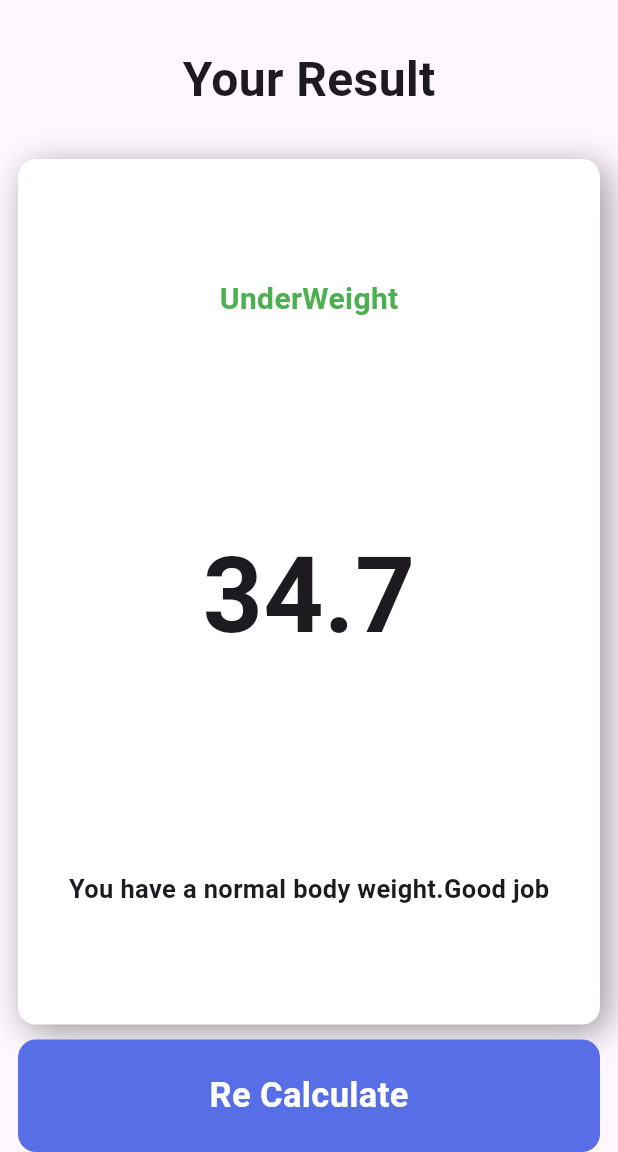
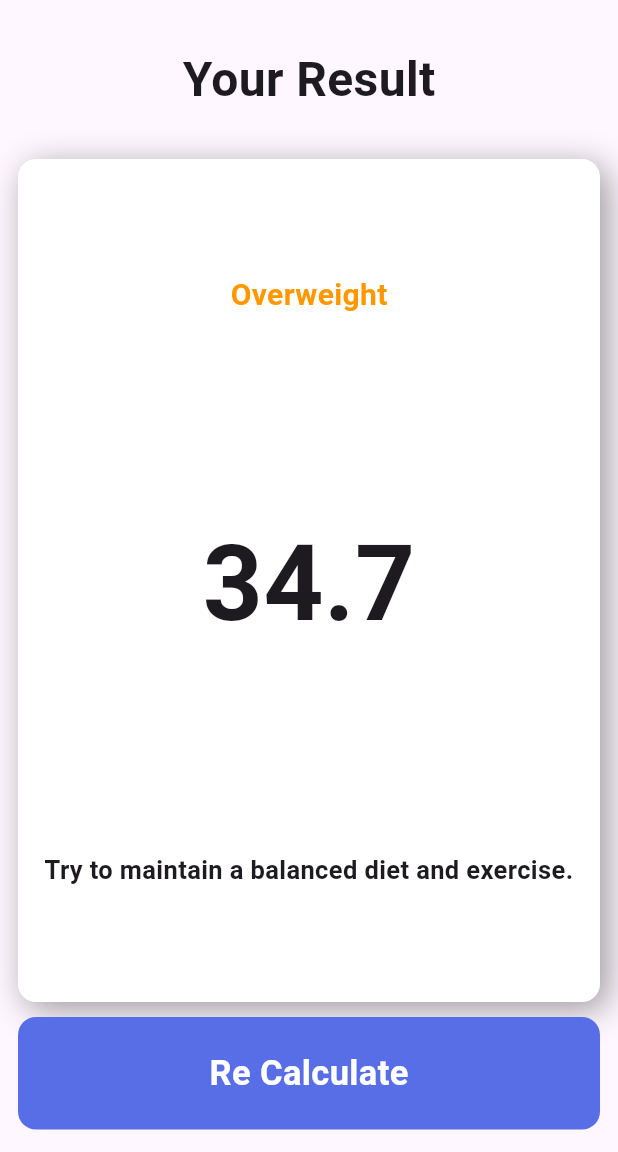
Before and after one commit to sangeet889/flutter-bmi-calculator, a Flutter app: the screen it shows after launch, after a tap on "Calculate", on a phone screen of 412 x 824 dp, the part 84-1236 px from its top. Run offline on Flutter 3.47's test engine with Material 3 defaults, Android fonts, the phone set to English and light mode, and no system bars.

Commit message:
Improve result page

```diff
--- a/lib/bmicalculator.dart
+++ b/lib/bmicalculator.dart
@@ -14,6 +14,7 @@ class BmiCalculator {
   }
 
   String getRating() {
+    double bmi = calculateBmi();
     if (bmi > 25) {
       return 'Overweight';
     } else if (bmi > 18) {
--- a/lib/result_page.dart
+++ b/lib/result_page.dart
@@ -10,6 +10,36 @@ class ResultPage extends StatelessWidget {
 
   final String calculateBmi;
   final String rating;
+
+  Color _ratingColor() {
+    switch (rating) {
+      case 'Obese':
+        return Colors.red;
+      case 'Overweight':
+        return Colors.orange;
+      case 'Normal':
+        return Colors.green;
+      case 'Underweight':
+        return Colors.blue;
+      default:
+        return Colors.black;
+    }
+  }
+
+  String _ratingMessage() {
+    switch (rating) {
+      case 'Obese':
+        return 'Consider consulting a doctor for a health plan.';
+      case 'Overweight':
+        return 'Try to maintain a balanced diet and exercise.';
+      case 'Normal':
+        return 'You have a normal body weight. Good job!';
+      case 'Underweight':
+        return 'Try to eat more nutritious meals to gain weight.';
+      default:
+        return '';
+    }
+  }
 
   @override
   Widget build(BuildContext context) {
@@ -47,7 +77,7 @@ class ResultPage extends StatelessWidget {
                         style: TextStyle(
                           fontSize: 20,
                           fontWeight: FontWeight.bold,
-                          color: Colors.green,
+                          color: _ratingColor(),
                         ),
                       ),
                       Text(
@@ -58,7 +88,8 @@ class ResultPage extends StatelessWidget {
                         ),
                       ),
                       Text(
-                        'You have a normal body weight.Good job',
+                        _ratingMessage(),
+                        textAlign: TextAlign.center,
                         style: TextStyle(
                           fontSize: 17,
                           fontWeight: FontWeight.w600,
@@ -75,6 +106,7 @@ class ResultPage extends StatelessWidget {
                   Navigator.pop(context);
                 },
               ),
+              SizedBox(height: 15),
             ],
           ),
         ),
--- a/lib/screen.dart
+++ b/lib/screen.dart
@@ -191,7 +191,7 @@ class _HomeScreenState extends State<HomeScreen> {
                                 },
 
                                 childDelegate: ListWheelChildBuilderDelegate(
-                                  childCount: 100,
+                                  childCount: 201,
                                   builder: (context, index) {
                                     return RotatedBox(
                                       quarterTurns: 3,
```
